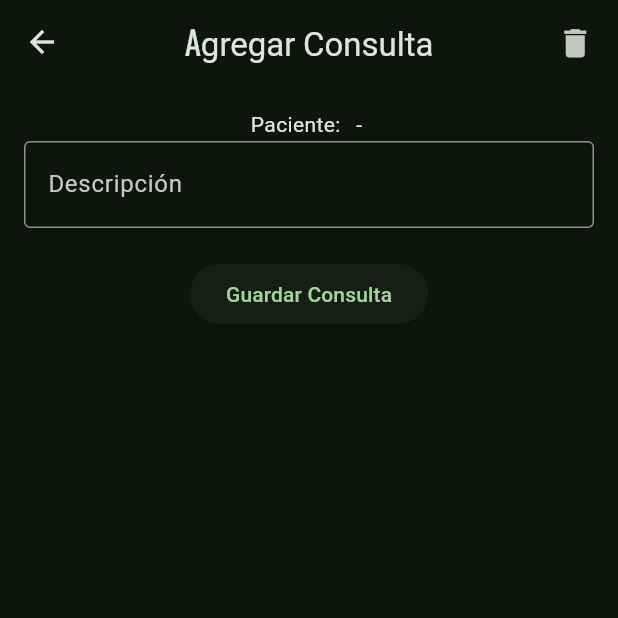
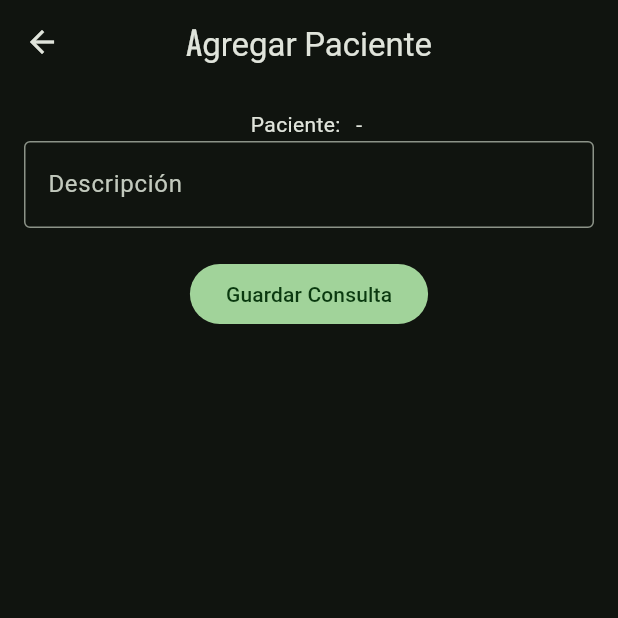
Before and after one commit to VarEros/med_copilot_1, a Flutter app: the ConsultationFormView screen opened directly with empty values, on a phone screen of 412 x 824 dp, the top half of it. Run offline on Flutter 3.47's test engine with Material 3 defaults, Android fonts, the phone set to English and light mode, and no system bars; our stand-ins replace curved_navigation_bar, google_fonts; missing offline and left inert: ai_barcode_scanner; network calls fail; Roboto replaces fonts that are missing (Kanit).

Commit message:
Appbar update

```diff
--- a/lib/views/consultation_form_view.dart
+++ b/lib/views/consultation_form_view.dart
@@ -66,8 +66,8 @@ class _ConsultationFormViewState extends State<ConsultationFormView> {
   @override
   Widget build(BuildContext context) {
     return Scaffold(
-      appBar: AppBar(
-        title: Text(widget.isEditMode ? 'Editar Consulta' : 'Agregar Consulta'),
+      appBar: widget.isEditMode ? AppBar(
+        title: const Text('Editar Consulta'),
         actions: [IconButton(
           onPressed: () => showConfirmationDialog(
             context: context,
@@ -77,7 +77,7 @@ class _ConsultationFormViewState extends State<ConsultationFormView> {
           ),
           icon: const Icon(Icons.delete), iconSize: 25, padding: const EdgeInsets.all(16.0),
         )],
-      ),
+      ): AppBar(title: const Text('Agregar Paciente')),
       body: Padding(
         padding: const EdgeInsets.all(16.0),
         child: Form(
@@ -94,7 +94,7 @@ class _ConsultationFormViewState extends State<ConsultationFormView> {
                 validator: (value) => value!.isEmpty ? 'Campo obligatorio' : null,
               ),
               const SizedBox(height: 20),
-              ElevatedButton(
+              FilledButton(
                 onPressed: _submitForm,
                 child: Text(widget.isEditMode ? 'Guardar Cambios' : 'Guardar Consulta'),
               ),
--- a/lib/views/consultation_list_view.dart
+++ b/lib/views/consultation_list_view.dart
@@ -42,7 +42,10 @@ class _ConsultationListViewState extends State<ConsultationListView> {
     }
 
     return Scaffold(
-      appBar: AppBar(title: Text(widget.patient != null ? 'Consultas de ${widget.patient!.name} ${widget.patient!.lastname}' : 'Consultas recientes')),
+      appBar: AppBar(title: Text(
+        widget.patient != null ?
+        'Consultas de ${widget.patient!.name.split(' ')[0]} ${widget.patient!.lastname.split(' ')[0]}' :
+        'Consultas recientes')),
       body: Padding(
         padding: const EdgeInsets.all(8.0),
         child: ListView.separated(
--- a/lib/views/patient_form_view.dart
+++ b/lib/views/patient_form_view.dart
@@ -99,8 +99,8 @@ class _PatientFormViewState extends State<PatientFormView> {
   @override
   Widget build(BuildContext context) {
     return Scaffold(
-      appBar: AppBar(
-        title: Text(widget.isEditMode ? 'Editar Paciente' : 'Agregar Paciente'),
+      appBar: widget.isEditMode ? AppBar(
+        title: const Text('Editar Paciente'),
         actions: [IconButton(
           onPressed: () => showConfirmationDialog(
             context: context,
@@ -110,7 +110,7 @@ class _PatientFormViewState extends State<PatientFormView> {
           ),
           icon: const Icon(Icons.delete), iconSize: 25, padding: const EdgeInsets.all(16.0),
         )],
-      ),
+      ): AppBar(title: const Text('Agregar Paciente')),
       body: SingleChildScrollView(
         child: Padding(
           padding: const EdgeInsets.all(16.0),
```
